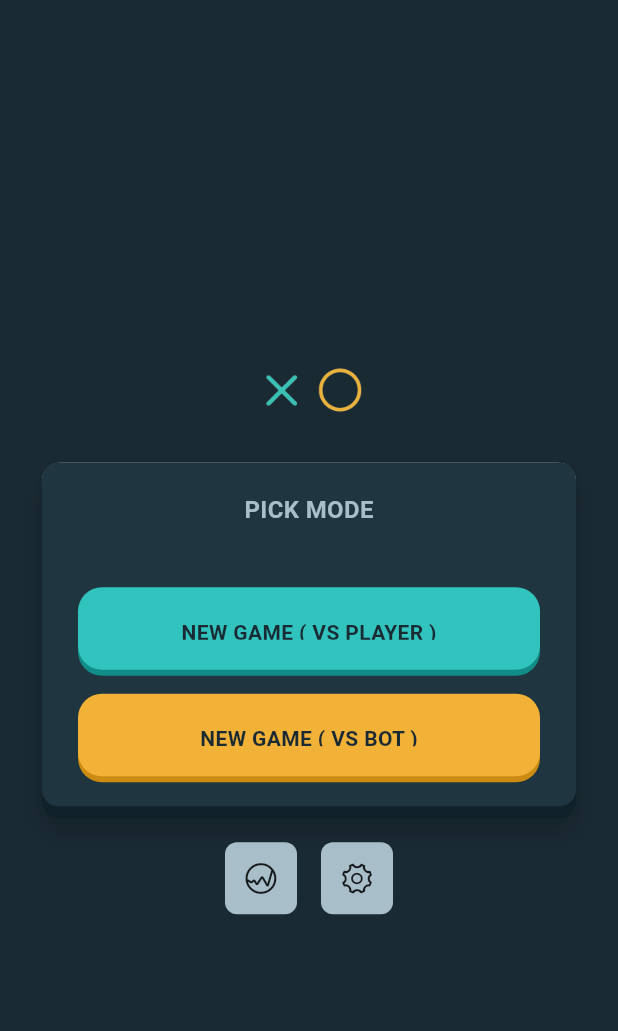
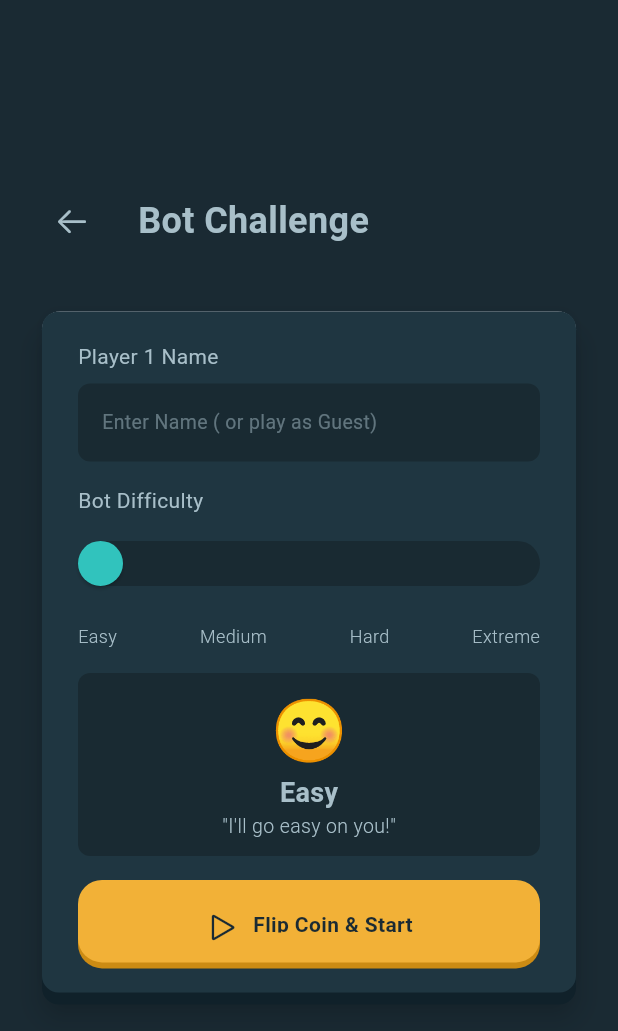
Before and after one commit to OmarAdel10/x_o_game, a Flutter app: the screen it shows after launch, after a tap on "NEW GAME ( VS BOT )", on a phone screen of 412 x 824 dp. Shown: the top 1031 px of the screen. Run offline on Flutter 3.47's test engine with Material 3 defaults, Android fonts, the light colour scheme and no system bars; drawn by our look-alikes of auto_size_text; our stand-ins replace google_fonts.

Commit message:
- Implemented Player Vs Bot Screen UI - added some properties to Custom Text Field

```diff
--- /dev/null
+++ b/lib/game/pvb/view/screens/player_vs_bot_screen.dart
@@ -0,0 +1,255 @@
+import 'dart:developer';
+
+import 'package:auto_size_text/auto_size_text.dart';
+import 'package:flutter/cupertino.dart';
+import 'package:flutter/material.dart';
+import 'package:google_fonts/google_fonts.dart';
+import 'package:x_o_game/shared/apptheme.dart';
+import 'package:x_o_game/shared/managers/font_manager.dart';
+import 'package:x_o_game/shared/widgets/custom_button.dart';
+import 'package:x_o_game/shared/widgets/custom_text_field.dart';
+
+class PlayerVsBotScreen extends StatefulWidget {
+  static const String routeName = 'pvb';
+  const PlayerVsBotScreen({super.key});
+
+  @override
+  State<PlayerVsBotScreen> createState() => _PlayerVsBotScreenState();
+}
+
+class _PlayerVsBotScreenState extends State<PlayerVsBotScreen> {
+  final TextEditingController playerOneNameController = TextEditingController();
+
+  final TextEditingController playerTwoNameController = TextEditingController();
+
+  int _currentIndex = 0;
+
+  @override
+  Widget build(BuildContext context) {
+    final difficultyModeContainerEmojis = ['😊', '🤔', '😤', '😈'];
+    final difficultyModeContainerQuotes = [
+      '"I\'ll go easy on you!"',
+      '"This should be fun!"',
+      '"Prepare yourself!"',
+      '"You asked for it.... 😈"',
+    ];
+    final sliderLabels = ['Easy', 'Medium', 'Hard', 'Extreme'];
+    final double min = 0;
+    final double max = sliderLabels.length - 1.0;
+    final int divisions = sliderLabels.length - 1;
+
+    final GlobalKey<FormState> formKey = GlobalKey();
+
+    return Scaffold(
+      body: SafeArea(
+        child: Padding(
+          padding: const EdgeInsets.symmetric(horizontal: 24),
+          child: SingleChildScrollView(
+            physics: NeverScrollableScrollPhysics(),
+            child: Column(
+              children: [
+                SizedBox(height: MediaQuery.sizeOf(context).height * 0.15,),
+                Row(
+                  mainAxisAlignment: MainAxisAlignment.start,
+                  children: [
+                    IconButton(
+                      onPressed: () {
+                        if (Navigator.of(context).canPop()) {
+                          Navigator.of(context).pop();
+                        }
+                      },
+                      icon: Icon(
+                        CupertinoIcons.arrow_left,
+                        size: 24,
+                        color: Apptheme.silver,
+                      ),
+                    ),
+                    const SizedBox(width: 20),
+                    AutoSizeText(
+                      'Bot Challenge',
+                      style: GoogleFonts.roboto(
+                        color: Apptheme.silver,
+                        fontSize: FontSizeManager.header,
+                        fontWeight: FontWeightManager.bold,
+                      ),
+                    ),
+                  ],
+                ),
+                const SizedBox(height: 32),
+                Form(
+                  key: formKey,
+                  child: Card(
+                    elevation: 8,
+                    child: Container(
+                      decoration: BoxDecoration(
+                        color: Apptheme.semiDarkNavy,
+                        borderRadius: BorderRadius.circular(11),
+                        boxShadow: [
+                          BoxShadow(
+                            color: Apptheme.shadowDark,
+                            offset: const Offset(0, 8),
+                            blurRadius: 0,
+                          ),
+                        ],
+                      ),
+                      child: Padding(
+                        padding: const EdgeInsets.symmetric(vertical: 20),
+                        child: Column(
+                          crossAxisAlignment: CrossAxisAlignment.start,
+                          children: [
+                            Padding(
+                              padding: const EdgeInsets.symmetric(horizontal: 24),
+                              child: Column(
+                                crossAxisAlignment: CrossAxisAlignment.start,
+                                children: [
+                                  Text(
+                                    'Player 1 Name',
+                                    style: GoogleFonts.roboto(
+                                      color: Apptheme.silver,
+                                      fontSize: FontSizeManager.bodySmall,
+                                      fontWeight: FontWeightManager.regular,
+                                    ),
+                                  ),
+                                  const SizedBox(height: 8),
+                                  CustomTextField(
+                                    controller: playerOneNameController,
+                                    hintText: 'Enter Name ( or play as Guest)',
+                                    validator: (value) {
+                                      if (value == null || value.isEmpty) {
+                                        return 'Field Can Not Be Empty';
+                                      }
+                                      if (value.length < 3) {
+                                        return 'Name Can Not Be Less Than 3 Characters';
+                                      }
+                                      return null;
+                                    },
+                                  ),
+
+                                  const SizedBox(height: 16),
+                                  Text(
+                                    'Bot Difficulty',
+                                    style: GoogleFonts.roboto(
+                                      color: Apptheme.silver,
+                                      fontSize: FontSizeManager.bodySmall,
+                                      fontWeight: FontWeightManager.regular,
+                                    ),
+                                  ),
+                                  const SizedBox(height: 8),
+                                ],
+                              ),
+                            ),
+
+                            SliderTheme(
+                              data: SliderThemeData(
+                                activeTickMarkColor: Colors.transparent,
+                                activeTrackColor: Apptheme.deepDarkNavy,
+                                inactiveTickMarkColor: Colors.transparent,
+                                inactiveTrackColor: Apptheme.deepDarkNavy,
+                                thumbColor: Apptheme.lightBlue,
+                                thumbShape: RoundSliderThumbShape(
+                                  enabledThumbRadius: 15,
+                                ),
+                                valueIndicatorColor: Colors.transparent,
+                                trackHeight: 30,
+                              ),
+                              child: Slider(
+                                value: _currentIndex.toDouble(),
+                                min: min,
+                                max: max,
+                                divisions: divisions,
+                                onChanged: (value) {
+                                  setState(() {
+                                    _currentIndex = value.toInt();
+                                    log('currentIndex: $_currentIndex');
+                                  });
+                                },
+                              ),
+                            ),
+
+                            const SizedBox(height: 16),
+
+                            Padding(
+                              padding: const EdgeInsets.symmetric(horizontal: 24),
+                              child: Column(
+                                children: [
+                                  Row(
+                                    mainAxisAlignment:
+                                        MainAxisAlignment.spaceBetween,
+                                    children: sliderLabels
+                                        .map(
+                                          (label) => Text(
+                                            label,
+                                            style: GoogleFonts.roboto(
+                                              color: Apptheme.silver,
+                                              fontSize: FontSizeManager.tiny,
+                                              fontWeight: FontWeightManager.light,
+                                            ),
+                                          ),
+                                        )
+                                        .toList(),
+                                  ),
+
+                                  const SizedBox(height: 16),
+
+                                  Container(
+                                    width: double.infinity,
+                                    padding: const EdgeInsets.symmetric(vertical: 10),
+                                    decoration: BoxDecoration(
+                                      color: Apptheme.deepDarkNavy,
+                                      borderRadius: BorderRadius.circular(8)
+                                    ),
+                                    child: Column(
+                                      mainAxisAlignment: MainAxisAlignment.center,
+                                      children: [
+                                        Text(
+                                          difficultyModeContainerEmojis[_currentIndex],
+                                          style: TextStyle(fontSize: 40),
+                                        ),
+                                        Text(
+                                          sliderLabels[_currentIndex],
+                                          style: GoogleFonts.roboto(
+                                            color: Apptheme.silver,
+                                            fontSize: FontSizeManager.bodyLarge,
+                                            fontWeight:
+                                                FontWeightManager.semiBold,
+                                          ),
+                                        ),
+                                        Text(
+                                          difficultyModeContainerQuotes[_currentIndex],
+                                          style: GoogleFonts.roboto(
+                                            color: Apptheme.silver,
+                                            fontSize: FontSizeManager.caption,
+                                            fontWeight: FontWeightManager.light,
+                                          ),
+                                        ),
+                                      ],
+                                    ),
+                                  ),
+
+                                  const SizedBox(height: 16,),
+
+                                  CustomButton(
+                                    hasPrefixIcon: true,
+                                    icon: CupertinoIcons.play,
+                                    backgroundColor: Apptheme.lightYellow,
+                                    shadowColor: Apptheme.shadowYellow,
+                                    text: 'Flip Coin & Start',
+                                    onPressed: () {},
+                                  ),
+                                ],
+                              ),
+                            ),
+                          ],
+                        ),
+                      ),
+                    ),
+                  ),
+                ),
+              ],
+            ),
+          ),
+        ),
+      ),
+    );
+  }
+}
--- a/lib/home/home/view/screens/home_screen.dart
+++ b/lib/home/home/view/screens/home_screen.dart
@@ -1,6 +1,7 @@
 import 'package:flutter/cupertino.dart';
 import 'package:flutter/material.dart';
 import 'package:google_fonts/google_fonts.dart';
+import 'package:x_o_game/game/pvb/view/screens/player_vs_bot_screen.dart';
 import 'package:x_o_game/game/pvp/view/screens/player_vs_player_screen.dart';
 import 'package:x_o_game/shared/apptheme.dart';
 import 'package:x_o_game/shared/managers/assets_manager.dart';
@@ -73,7 +74,11 @@ class HomeScreen extends StatelessWidget {
                           backgroundColor: Apptheme.lightYellow,
                           shadowColor: Apptheme.shadowYellow,
                           text: 'NEW GAME ( VS BOT )',
-                          onPressed: () {},
+                          onPressed: () {
+                            Navigator.of(
+                              context,
+                            ).pushNamed(PlayerVsBotScreen.routeName);
+                          },
                         ),
                       ],
                     ),
--- a/lib/main.dart
+++ b/lib/main.dart
@@ -1,4 +1,5 @@
 import 'package:flutter/material.dart';
+import 'package:x_o_game/game/pvb/view/screens/player_vs_bot_screen.dart';
 import 'package:x_o_game/game/pvp/view/screens/player_vs_player_screen.dart';
 import 'package:x_o_game/home/home/view/screens/home_screen.dart';
 import 'package:x_o_game/shared/apptheme.dart';
@@ -17,6 +18,7 @@ class XOGame extends StatelessWidget {
       routes: {
         HomeScreen.routeName: (_) => HomeScreen(),
         PlayerVsPlayerScreen.routeName: (_) => PlayerVsPlayerScreen(),
+        PlayerVsBotScreen.routeName: (_) => PlayerVsBotScreen(),
       },
       initialRoute: HomeScreen.routeName,
       theme: Apptheme.darkTheme,
--- a/lib/shared/widgets/custom_text_field.dart
+++ b/lib/shared/widgets/custom_text_field.dart
@@ -21,14 +21,20 @@ class CustomTextField extends StatelessWidget {
       controller: controller,
       validator: validator,
       keyboardType: TextInputType.name,
+      autovalidateMode: AutovalidateMode.onUserInteraction,
+      onTapOutside: (event) => FocusManager.instance.primaryFocus?.unfocus(),
       cursorColor: Apptheme.silver,
       cursorWidth: 2,
-      decoration: InputDecoration(hint: Text(hintText, style: GoogleFonts.roboto(
+      decoration: InputDecoration(
+        hint: Text(
+          hintText,
+          style: GoogleFonts.roboto(
             color: Apptheme.secondaryText.withValues(alpha: 0.5),
             fontSize: FontSizeManager.caption,
             fontWeight: FontWeightManager.regular,
           ),
-        )),
+        ),
+      ),
       style: GoogleFonts.roboto(
         color: Apptheme.secondaryText,
         fontSize: FontSizeManager.caption,
```
